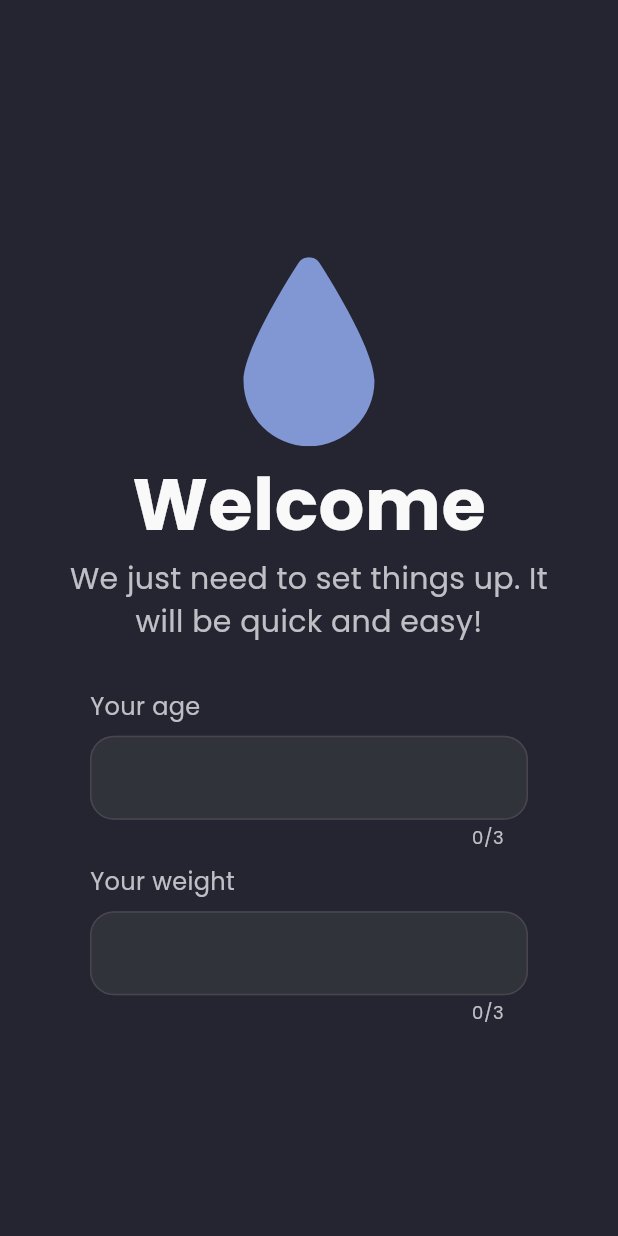
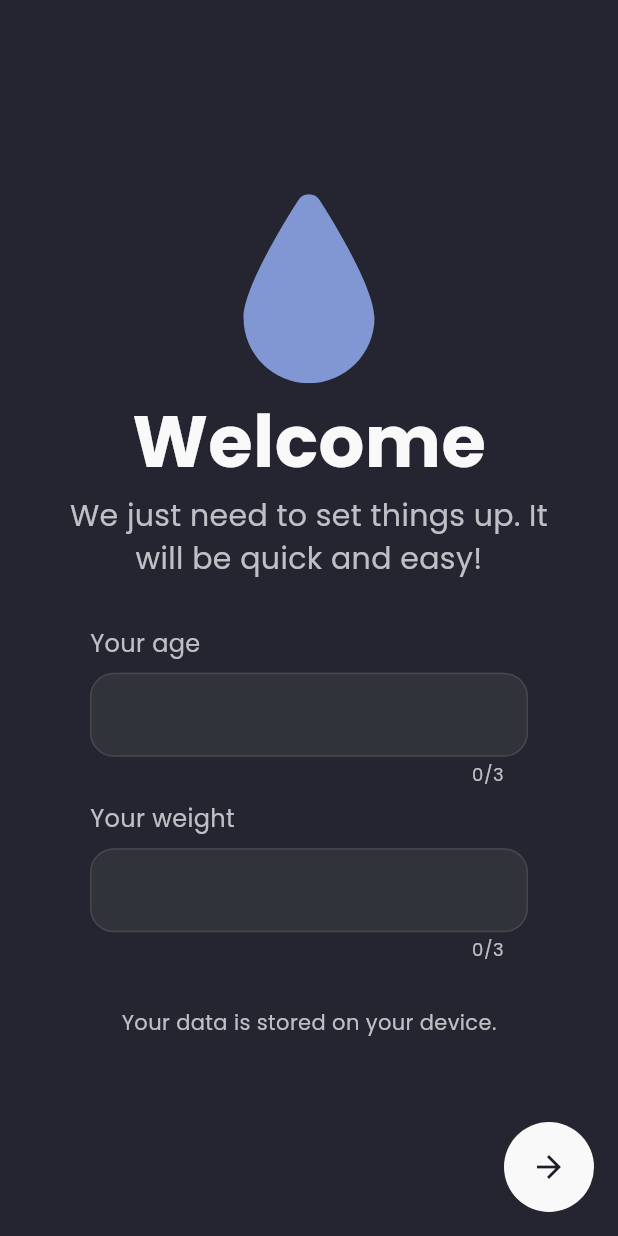
Before and after one commit to om1cael/Hidroly, a Flutter app: the screen it shows after launch, on a phone screen of 412 x 824 dp. Run offline on Flutter 3.47's test engine with Material 3 defaults, Android fonts, the phone set to English and light mode, and no system bars; our stand-ins replace flutter_svg.

Commit message:
feat(setup_page): integrate SetupInteractable component and adjust layout

```diff
--- a/lib/pages/setup_page.dart
+++ b/lib/pages/setup_page.dart
@@ -1,7 +1,6 @@
 import 'package:flutter/material.dart';
-import 'package:flutter/services.dart';
-import 'package:hidroly/widgets/input/number_input_field.dart';
 import 'package:hidroly/widgets/setup/setup_header.dart';
+import 'package:hidroly/widgets/setup/setup_interactable.dart';
 
 class SetupPage extends StatefulWidget {
   const SetupPage({super.key});
@@ -14,6 +13,7 @@ class _SetupPageState extends State<SetupPage> {
   @override
   Widget build(BuildContext context) {
     return Scaffold(
+      resizeToAvoidBottomInset: true,
       appBar: AppBar(
         backgroundColor: Color(0xff242530),
       ),
@@ -21,18 +21,16 @@ class _SetupPageState extends State<SetupPage> {
       body: Center(
         child: SingleChildScrollView(
           child: Padding(
-            padding: const EdgeInsets.only(left: 30.0, right: 30.0),
+            padding: const EdgeInsets.only(left: 30.0, right: 30.0, bottom: 64),
             child: Column(
               children: [
                 SetupHeader(),
-                Padding(
-                  padding: const EdgeInsets.all(30.0),
-                  child: Column(
-                    spacing: 10,
-                    children: [
-                      NumberInputField(label: 'Your age'),
-                      NumberInputField(label: 'Your weight'),
-                    ],
+                SetupInteractable(),
+                Text(
+                  'Your data is stored on your device.',
+                  style: TextStyle(
+                    color: Color(0xffBEC0C5),
+                    fontWeight: FontWeight.w300,
                   ),
                 ),
               ],
@@ -40,6 +38,17 @@ class _SetupPageState extends State<SetupPage> {
           ),
         ),
       ),
+      floatingActionButton: IconButton.filled(
+        onPressed: () {},
+        icon: Icon(
+          Icons.arrow_forward,
+          color: Color(0xff1B1E26),
+        ),
+        style: IconButton.styleFrom(
+          backgroundColor: Color(0xffF9F9F9)
+        ),
+        padding: EdgeInsets.all(18),
+      ),
     );
   }
 }
--- /dev/null
+++ b/lib/widgets/setup/setup_interactable.dart
@@ -0,0 +1,22 @@
+import 'package:flutter/material.dart';
+import 'package:hidroly/widgets/input/number_input_field.dart';
+
+class SetupInteractable extends StatelessWidget {
+  const SetupInteractable({
+    super.key,
+  });
+
+  @override
+  Widget build(BuildContext context) {
+    return Padding(
+      padding: const EdgeInsets.all(30.0),
+      child: Column(
+        spacing: 10,
+        children: [
+          NumberInputField(label: 'Your age'),
+          NumberInputField(label: 'Your weight'),
+        ],
+      ),
+    );
+  }
+}
```
